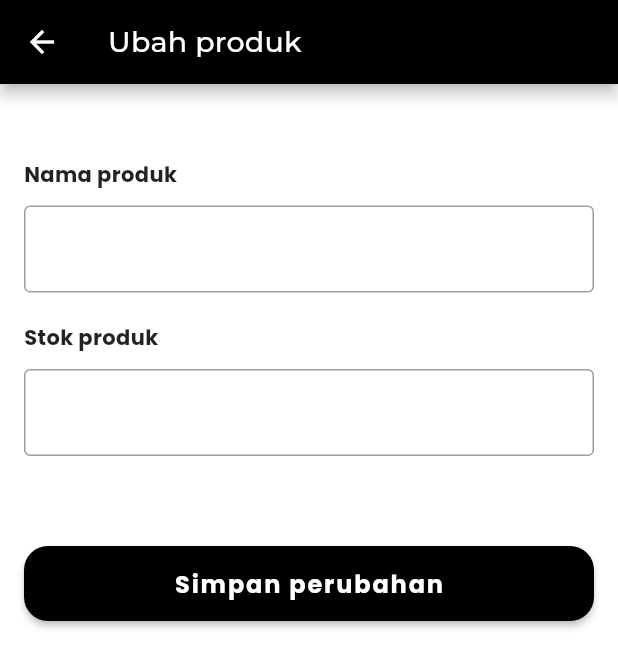
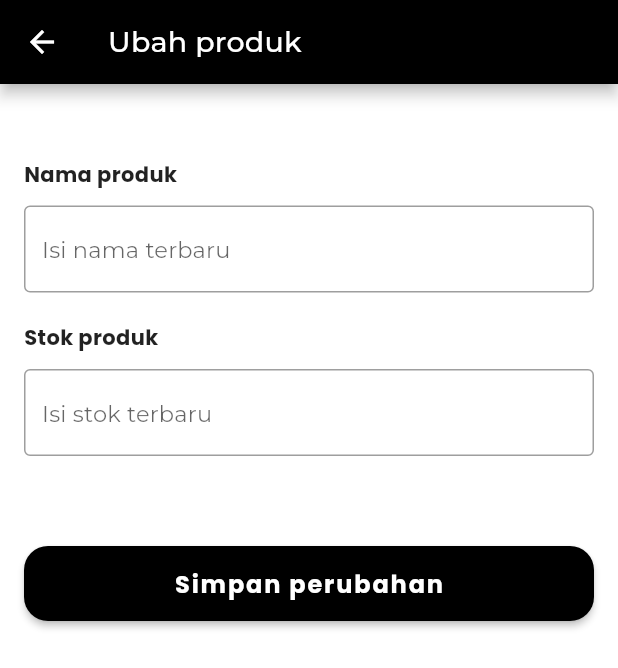
Before and after one commit to JodiKurniawan99/renthub_app, a Flutter app: the UpdateProductScreen screen opened by its route, on a phone screen of 412 x 824 dp. Shown: the top 668 px of the screen. Run offline on Flutter 3.47's test engine with Material 2 defaults, Android fonts, the phone set to English and light mode, and no system bars; our stand-ins replace cloud_firestore, fancy_bottom_navigation, firebase_auth, firebase_core, firebase_storage, google_fonts and 1 more; accounts and stored records are empty; network calls fail.

Commit message:
detail product with contructor

```diff
--- a/lib/main.dart
+++ b/lib/main.dart
@@ -1,5 +1,6 @@
 import 'package:flutter/material.dart';
 import 'package:renthub_app/commons/styles.dart';
+import 'package:renthub_app/data/model/product_model.dart';
 import 'package:renthub_app/screens/add_product_screen.dart';
 import 'package:renthub_app/screens/home_rent_screen.dart';
 import 'package:renthub_app/screens/home_cust_screen.dart';
@@ -32,7 +33,7 @@ class MyApp extends StatelessWidget {
         primaryColor: Colors.black,
         scaffoldBackgroundColor: Colors.white,
         textTheme: myTextTheme,
-        appBarTheme: AppBarTheme(backgroundColor: Colors.black)
+        appBarTheme: AppBarTheme(backgroundColor: Colors.black),
       ),
 
       initialRoute: SplashScreen.routeId,
@@ -47,7 +48,8 @@ class MyApp extends StatelessWidget {
         ListOrderScreen.routeId: (context) => ListOrderScreen(),
         ListCustOrder.routeId: (context) => ListCustOrder(),
         ListReturnScreen.routeId: (context) => ListReturnScreen(),
-        DetailClothesScreen.routeId: (context) => DetailClothesScreen(),
+        DetailClothesScreen.routeId: (context) => DetailClothesScreen(
+            product: ModalRoute.of(context)?.settings.arguments as ProductModel,),
         AddProductScreen.routeId: (context) => AddProductScreen(),
       },
     );
--- a/lib/screens/splash_screen.dart
+++ b/lib/screens/splash_screen.dart
@@ -46,10 +46,10 @@ class _SplashScreenState extends State<SplashScreen>
     return Scaffold(
       body: Container(
         decoration: const BoxDecoration(
-          color: Color(0xFF070b2b),
+          color: Colors.black,
         ),
         child: Center(
-            child: SlideTransition(
+          child: SlideTransition(
           position: _offsetAnimation,
           child: Icon(
             Icons.checkroom_rounded,
--- a/lib/screens/update_product_screen.dart
+++ b/lib/screens/update_product_screen.dart
@@ -9,10 +9,14 @@ class UpdateProductScreen extends StatelessWidget {
   static const routeId = '/update_product_screen';
 
   String? docProduct;
+  String? docName;
+  int? docStock;
   UpdateProductScreen(this.docProduct);
   TextEditingController _name = new TextEditingController();
   TextEditingController _stock = new TextEditingController();
   CollectionReference _products = FirebaseFirestore.instance.collection('Products');
+
+
 
   @override
   Widget build(BuildContext context) {
@@ -21,7 +25,8 @@ class UpdateProductScreen extends StatelessWidget {
       appBar: AppBar(
         title: Text("Ubah produk"),
       ),
-      body: Padding(
+      body:
+          Padding(
         padding: EdgeInsets.symmetric(horizontal: 16.0),
         child: Column(
           crossAxisAlignment: CrossAxisAlignment.center,
@@ -41,7 +46,8 @@ class UpdateProductScreen extends StatelessWidget {
                     controller: _name,
 
                     decoration: InputDecoration(
-                      border: OutlineInputBorder(),
+                    border: OutlineInputBorder(),
+                    hintText: "Isi nama terbaru"
 
                     ),
                   ),
@@ -58,9 +64,8 @@ class UpdateProductScreen extends StatelessWidget {
                   TextField(
                     controller: _stock,
                     decoration: InputDecoration(
-                      border: OutlineInputBorder(),
-
-
+                    border: OutlineInputBorder(),
+                    hintText: "Isi stok terbaru"
                     ),
                   ),
 
@@ -87,7 +92,6 @@ class UpdateProductScreen extends StatelessWidget {
                   _products.doc(docProduct).update({
                     'name': _name.text,
                     'stock': int.parse(_stock.text)
-
                     });
                   Navigator.pop(context);
                 }),
@@ -95,6 +99,8 @@ class UpdateProductScreen extends StatelessWidget {
           ]
         )
       )
+
+
     );
   }
 }
```
Also changed, not shown: lib/screens/detail_clothes_screen.dart (+15 -8 lines), lib/screens/list_clothes_screen.dart (+17 -1 lines).
